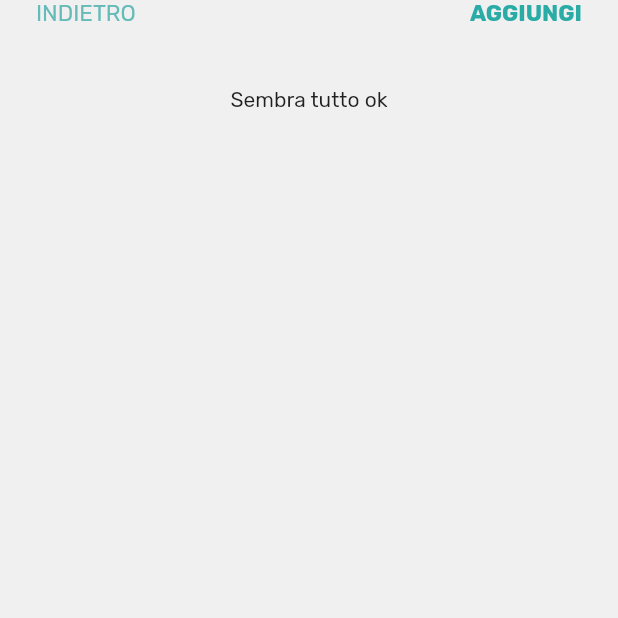
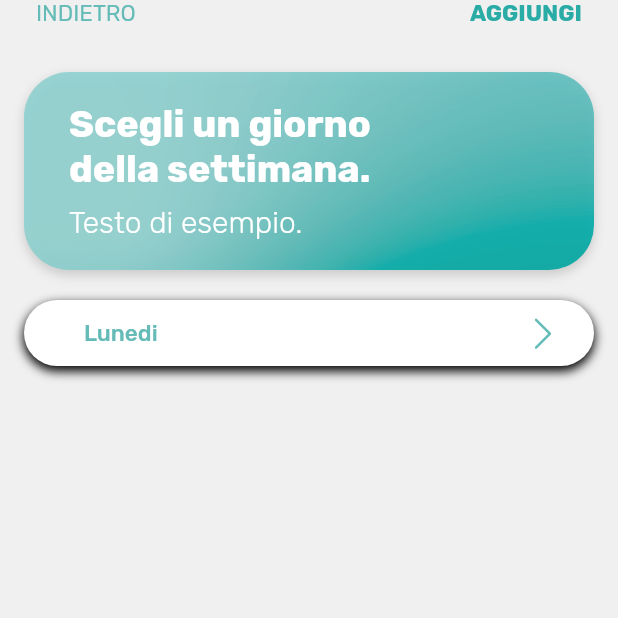
Before and after one commit to gian97pi/FisioProject, a Flutter app: the SelezioneGiorno screen opened directly, on a phone screen of 412 x 824 dp, the top half of it. Run offline on Flutter 3.47's test engine with Material 2 defaults, Android fonts, the phone set to English and light mode, and no system bars; our stand-ins replace device_preview, flutter_datetime_picker, responsive_builder, shared_preferences; accounts and stored records are empty.

Commit message:
scelta giorno

```diff
--- a/lib/main.dart
+++ b/lib/main.dart
@@ -1,5 +1,6 @@
 import 'package:device_preview/device_preview.dart';
 import 'package:fisioproject/ui/views/intro_name_step.dart';
+import 'package:fisioproject/ui/views/selezione_giorno.dart';
 import 'package:flutter/foundation.dart';
 import 'package:flutter/material.dart';
 import 'package:fisioproject/ui/views/bottom_menu.dart';
@@ -35,7 +36,7 @@ class MyApp extends StatelessWidget {
       builder: DevicePreview.appBuilder,
       title: 'Fisio',
       theme: AppThemes.fisio,
-      home: ProfileName(),
+      home: BottomMenu(),
     );
   }
 }
--- a/lib/presentation/custom_icons.dart
+++ b/lib/presentation/custom_icons.dart
@@ -7,21 +7,27 @@
 ///
 /// flutter:
 ///   fonts:
-///    - family:  CustomIcons
+///    - family:  Custom
 ///      fonts:
-///       - asset: fonts/CustomIcons.ttf
+///       - asset: fonts/Custom.ttf
 ///
 ///
 ///
 import 'package:flutter/widgets.dart';
 
-class CustomIcons {
-  CustomIcons._();
+class Custom {
+  Custom._();
 
-  static const _kFontFam = 'CustomIcons';
+  static const _kFontFam = 'Custom';
+  static const _kFontPkg = null;
 
-  static const IconData home = IconData(0xe800, fontFamily: _kFontFam);
-  static const IconData clipboard = IconData(0xe801, fontFamily: _kFontFam);
-  static const IconData exercise = IconData(0xe802, fontFamily: _kFontFam);
-  static const IconData others = IconData(0xe803, fontFamily: _kFontFam);
+  static const IconData home = const IconData(0xe800, fontFamily: _kFontFam, fontPackage: _kFontPkg);
+  static const IconData clipboard = const IconData(0xe801, fontFamily: _kFontFam, fontPackage: _kFontPkg);
+  static const IconData next = const IconData(0xe802, fontFamily: _kFontFam, fontPackage: _kFontPkg);
+  static const IconData other = const IconData(0xe803, fontFamily: _kFontFam, fontPackage: _kFontPkg);
+  static const IconData spine_2 = const IconData(0xe805, fontFamily: _kFontFam, fontPackage: _kFontPkg);
+  static const IconData spine = const IconData(0xe806, fontFamily: _kFontFam, fontPackage: _kFontPkg);
+  static const IconData play = const IconData(0xe807, fontFamily: _kFontFam, fontPackage: _kFontPkg);
+  static const IconData conferma_profilo = const IconData(0xe809, fontFamily: _kFontFam, fontPackage: _kFontPkg);
+  static const IconData exercise = const IconData(0xe80a, fontFamily: _kFontFam, fontPackage: _kFontPkg);
 }
--- a/lib/ui/views/bottom_menu.dart
+++ b/lib/ui/views/bottom_menu.dart
@@ -64,7 +64,7 @@ class _BottomMenuState extends State<BottomMenu> {
             BottomNavigationBarItem(
                 icon: Padding(
                   padding: const EdgeInsets.all(4.0),
-                  child: Icon(CustomIcons.home),
+                  child: Icon(Custom.home),
                 ),
                 title: Text("Riepilogo")
             ),
@@ -72,7 +72,7 @@ class _BottomMenuState extends State<BottomMenu> {
             BottomNavigationBarItem(
                 icon: Padding(
                   padding: const EdgeInsets.all(4.0),
-                  child: Icon(CustomIcons.clipboard),
+                  child: Icon(Custom.clipboard),
                 ),
                 title: Text("Scheda")
             ),
@@ -80,7 +80,7 @@ class _BottomMenuState extends State<BottomMenu> {
             BottomNavigationBarItem(
                 icon: Padding(
                   padding: const EdgeInsets.all(4.0),
-                  child: Icon(CustomIcons.exercise),
+                  child: Icon(Custom.exercise),
                 ),
                 title: Text("Esercizi")
             ),
@@ -88,7 +88,7 @@ class _BottomMenuState extends State<BottomMenu> {
             BottomNavigationBarItem(
                 icon: Padding(
                   padding: const EdgeInsets.all(4.0),
-                  child: Icon(CustomIcons.others),
+                  child: Icon(Custom.other),
                 ),
                 title: Text("Altro")
             ),
--- a/lib/ui/views/selezione_giorno.dart
+++ b/lib/ui/views/selezione_giorno.dart
@@ -1,3 +1,4 @@
+import 'package:fisioproject/presentation/custom_icons.dart';
 import 'package:fisioproject/values/colors.dart';
 import 'package:flutter/material.dart';
 import 'package:fisioproject/ui/views/scheda.dart';
@@ -53,10 +54,101 @@ class SelezioneGiorno extends StatelessWidget {
               ),
             ),
             Padding(
-              padding: const EdgeInsets.fromLTRB(0,40,0,0),
-              child: Align(
-                alignment: Alignment.center,
-                  child: Text("Sembra tutto ok")
+              padding: const EdgeInsets.fromLTRB(0,20,0,0),
+              child: Padding(
+                padding: const EdgeInsets.fromLTRB(16, 10, 16, 0),
+                child: Container(
+                  decoration: BoxDecoration(
+                    image: DecorationImage(
+                      image: AssetImage('assets/images/container_bg.png'),
+                      fit: BoxFit.fill,
+                    ),
+                    boxShadow: [
+                      BoxShadow(
+                        color: Color.fromARGB(41, 0, 0, 0),
+                        offset: Offset(0, 3),
+                        blurRadius: 6,
+                      ),
+                    ],
+                    borderRadius: BorderRadius.all(Radius.circular(30)),
+                  ),
+                  child: Column(
+                    crossAxisAlignment: CrossAxisAlignment.start,
+                    children: [
+                      Padding(
+                        padding: const EdgeInsets.fromLTRB(30, 20, 0, 0),
+                        child: Align(
+                          alignment: Alignment.centerLeft,
+                          child: Text(
+                            "Scegli un giorno \ndella settimana.",
+                            textAlign: TextAlign.left,
+                            style: TextStyle(
+                              color: Colors.white,
+                              fontFamily: "Rubik",
+                              fontWeight: FontWeight.w800,
+                              fontSize: 25,
+                            ),
+                          ),
+                        ),
+                      ),
+                      Padding(
+                        padding: const EdgeInsets.fromLTRB(30, 8, 0, 20),
+                        child: Text(
+                          "Testo di esempio.",
+                          textAlign: TextAlign.left,
+                          style: TextStyle(
+                            color: Colors.white,
+                            fontFamily: "Rubik",
+                            fontWeight: FontWeight.w300,
+                            fontSize: 20,
+                          ),
+                        ),
+                      ),
+                    ],
+                  ),
+                ),
+              ),
+            ),
+            Padding(
+              padding: const EdgeInsets.fromLTRB(16,20,16,0),
+              child: Container(
+                  height: 44,
+                  decoration: BoxDecoration(
+                      boxShadow: [
+                        BoxShadow(
+                          color: Color.fromRGBO(0, 0, 0, 220),
+                          blurRadius: 5.0,
+                          spreadRadius: 0.5,
+                          offset: Offset(0.0, 3.0), // shadow direction: bottom right
+                        )
+                      ],
+                      borderRadius: BorderRadius.all(Radius.circular(30.0)),
+                      color: Colors.white
+                  ),
+                  child: Padding(
+                    padding: const EdgeInsets.symmetric(horizontal: 24.0),
+                    child: Row(
+                      mainAxisAlignment: MainAxisAlignment.spaceBetween,
+                      children: <Widget>[
+                        Padding(
+                          padding: const EdgeInsets.fromLTRB(16,0,0,0),
+                          child: Text('Lunedi',
+                              textAlign: TextAlign.left,
+                              style: TextStyle(
+                                  color: AppColors.primaryText,
+                                  fontSize: 15,
+                                  fontWeight: FontWeight.w500
+                              )
+                          ),
+                        ),
+                        Icon(
+                          Custom.next,
+                          size: 20,
+                          color: AppColors.primaryText,
+                        ),
+                      ],
+                    ),
+                  )
               ),
             ),
           ],
--- a/pubspec.yaml
+++ b/pubspec.yaml
@@ -69,9 +69,9 @@ flutter:
           weight: 300
         - asset: assets/fonts/Rubik-Bold.ttf
           weight: 800
-    - family: CustomIcons
+    - family: Custom
       fonts:
-        - asset: assets/fonts/CustomIcons.ttf
+        - asset: assets/fonts/Custom.ttf
 
   # To add custom fonts to your application, add a fonts section here,
   # in this "flutter" section. Each entry in this list should have a
```
Also changed, not shown: assets/fonts/Custom.ttf (added), assets/fonts/CustomIcons.ttf (deleted), assets/images/next.png (added), 2 other files.
